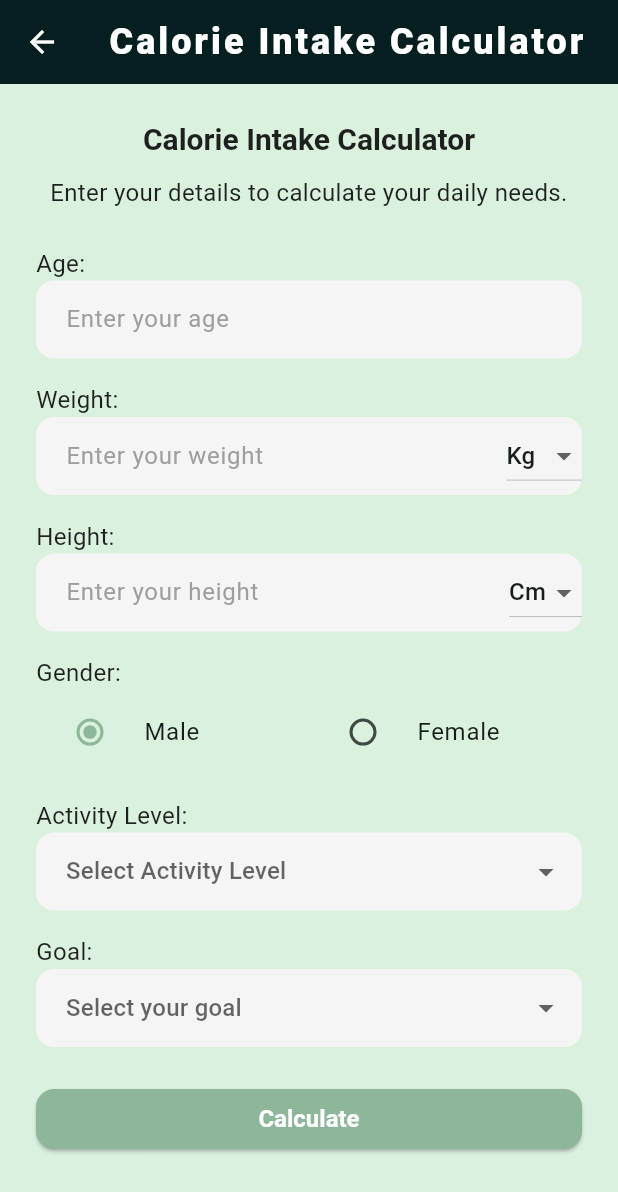
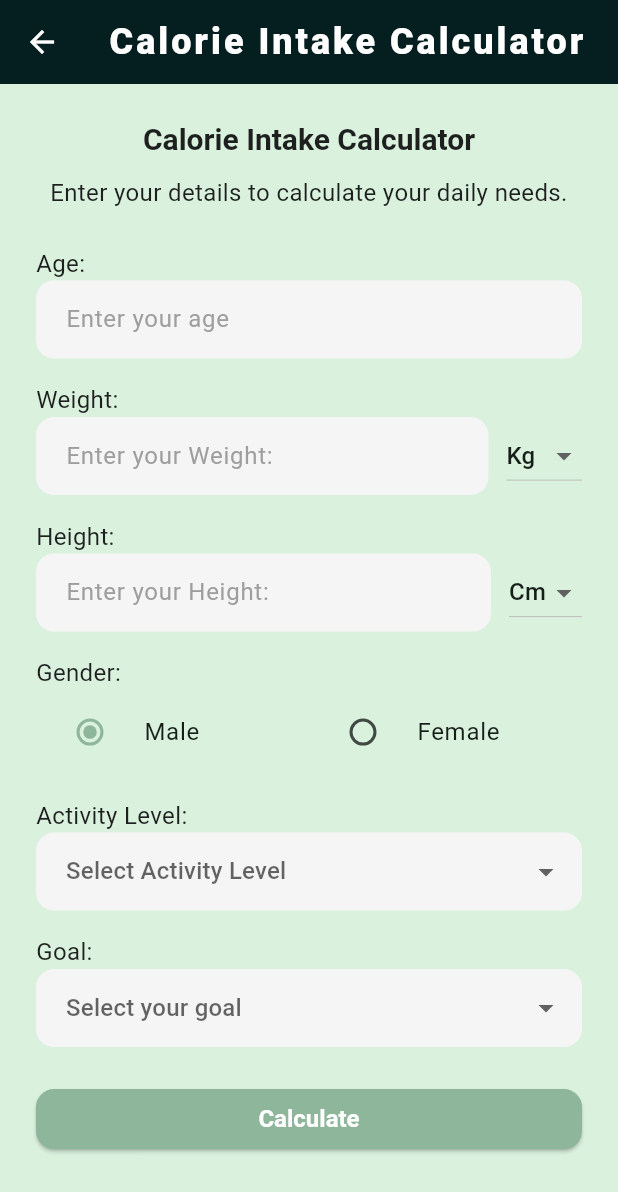
Before and after one commit to DJXROSSS/Fitness-App, a Flutter app: the screen it shows once a user with an empty profile is signed in, item 2 of the bottom bar chosen, after a tap on "Calorie Intake Calculator", on a phone screen of 412 x 824 dp. Shown: the top 1192 px of the screen. Run offline on Flutter 3.47's test engine with Material 3 defaults, Android fonts, the phone set to English and light mode, and no system bars; our stand-ins replace cloud_firestore, firebase_auth, firebase_core, flutter_svg, get, google_sign_in; accounts and stored records are empty; Roboto replaces fonts that are missing (Segoe UI); statements that could not run were skipped.

Commit message:
Intake Updated

```diff
--- a/lib/main.dart
+++ b/lib/main.dart
@@ -304,6 +304,7 @@ class _HomeScreenState extends State<HomeScreen> {
       //   //   fit: BoxFit.cover,
       //   // ),
       // ),
+
       child: Scaffold(
         backgroundColor: Colors.transparent,
         appBar: AppBar(
--- a/lib/pages/intake_page.dart
+++ b/lib/pages/intake_page.dart
@@ -2,49 +2,113 @@ import 'package:flutter/material.dart';
 import 'package:flutter/services.dart';
 import '../services/app_theme.dart';
 
-class DietPage extends StatelessWidget {
+void main() {
+  runApp(MyApp());
+}
+
+class MyApp extends StatelessWidget {
   @override
   Widget build(BuildContext context) {
-    return Scaffold(
-      appBar: AppBar(
-        title: Text('Choose Calculator'),
+    return MaterialApp(
+      debugShowCheckedModeBanner: false,
+      title: 'Intake Calculator',
+      theme: AppTheme.theme,
+      home: DietPage(),
+    );
+  }
+}
+
+class DietPage extends StatelessWidget {
+  const DietPage({super.key});
+
+  Widget customCardButton({
+    required IconData icon,
+    required String title,
+    required String subtitle,
+    required VoidCallback onTap,
+  }) {
+    return Padding(
+      padding: const EdgeInsets.symmetric(horizontal: 16, vertical: 8),
+      child: Material(
+        color: Colors.white,
+        borderRadius: BorderRadius.circular(16),
+        elevation: 2,
+        child: InkWell(
+          borderRadius: BorderRadius.circular(16),
+          onTap: onTap,
+          child: Container(
+            padding: EdgeInsets.all(16),
+            child: Row(
+              children: [
+                CircleAvatar(
+                  backgroundColor: Colors.brown.shade100,
+                  child: Icon(icon, color: Colors.brown),
                 ),
-      body: Stack(
+                SizedBox(width: 16),
+                Expanded(
+                  child: Column(
+                    crossAxisAlignment: CrossAxisAlignment.start,
                     children: [
-          Opacity(
-            opacity: 0.6,
-            child: Container(
-              decoration: BoxDecoration(
-                image: DecorationImage(
-                  image: AssetImage('assets/intake_images/fitness-man.jpg'),
-                  fit: BoxFit.cover,
+                      Text(
+                        title,
+                        style: TextStyle(
+                          fontWeight: FontWeight.bold,
+                          color: Colors.brown.shade800,
+                          fontSize: 16,
+                        ),
+                      ),
+                      SizedBox(height: 4),
+                      Text(
+                        subtitle,
+                        style: TextStyle(
+                          fontSize: 13,
+                          color: Colors.brown.shade400,
+                        ),
+                      ),
+                    ],
+                  ),
+                ),
+                Icon(Icons.arrow_forward_ios, color: Colors.brown.shade300, size: 18),
+              ],
             ),
           ),
         ),
       ),
-          Positioned.fill(
-            child: Column(
+    );
+  }
+
+  @override
+  Widget build(BuildContext context) {
+    return Scaffold(
+      appBar: AppBar(title: Text('Choose Calculator')),
+      body: ListView(
+        padding: EdgeInsets.symmetric(vertical: 24),
         children: [
-                Spacer(flex: 6),
-                ElevatedButton.icon(
-                  onPressed: () => Navigator.push(
+          customCardButton(
+            icon: Icons.local_fire_department,
+            title: 'Calorie Intake Calculator',
+            subtitle: 'Calculate your daily calorie needs.',
+            onTap: () => Navigator.push(
               context,
               MaterialPageRoute(builder: (_) => IntakeCalculatorScreen(isProtein: false)),
             ),
-                  icon: Icon(Icons.local_fire_department),
-                  label: Text('Calorie Intake Calculator'),
           ),
-                SizedBox(height: 20),
-                ElevatedButton.icon(
-                  onPressed: () => Navigator.push(
+          customCardButton(
+            icon: Icons.restaurant_rounded,
+            title: 'Protein Intake Calculator',
+            subtitle: 'Estimate your daily protein intake.',
+            onTap: () => Navigator.push(
               context,
               MaterialPageRoute(builder: (_) => IntakeCalculatorScreen(isProtein: true)),
             ),
-                  icon: Icon(Icons.restaurant_rounded),
-                  label: Text('Protein Intake Calculator'),
           ),
-                Spacer(flex: 4),
-              ],
+          customCardButton(
+            icon: Icons.fastfood_rounded,
+            title: 'Meal Calculator',
+            subtitle: 'Check estimated calories in your meal.',
+            onTap: () => Navigator.push(
+              context,
+              MaterialPageRoute(builder: (_) => MealCalculatorScreen()),
             ),
           ),
         ],
@@ -125,13 +189,55 @@ class _IntakeCalculatorScreenState extends State<IntakeCalculatorScreen> {
     );
   }
 
+  Widget buildTextField(String label, TextEditingController controller, String hint, String suffix) {
+    return Column(
+      crossAxisAlignment: CrossAxisAlignment.start,
+      children: [
+        Text(label),
+        TextField(
+          controller: controller,
+          decoration: InputDecoration(hintText: hint, suffixText: suffix),
+          keyboardType: TextInputType.number,
+          inputFormatters: [FilteringTextInputFormatter.digitsOnly],
+        ),
+      ],
+    );
+  }
+
+  Widget buildUnitField(String label, TextEditingController controller, String unit, List<String> options, ValueChanged<String> onChanged) {
+    return Column(
+      crossAxisAlignment: CrossAxisAlignment.start,
+      children: [
+        Text(label),
+        Row(
+          children: [
+            Expanded(
+              child: TextField(
+                controller: controller,
+                decoration: InputDecoration(hintText: 'Enter your $label'),
+                keyboardType: TextInputType.number,
+                inputFormatters: [FilteringTextInputFormatter.digitsOnly],
+              ),
+            ),
+            SizedBox(width: 12),
+            DropdownButton<String>(
+              value: unit,
+              onChanged: (String? val) {
+                if (val != null) onChanged(val);
+              },
+              items: options.map((u) => DropdownMenuItem(value: u, child: Text(u))).toList(),
+            ),
+          ],
+        ),
+      ],
+    );
+  }
+
   @override
   Widget build(BuildContext context) {
     final title = widget.isProtein ? "Protein Intake Calculator" : "Calorie Intake Calculator";
     return Scaffold(
-      appBar: AppBar(
-        title: Text(title),
-      ),
+      appBar: AppBar(title: Text(title)),
       body: Padding(
         padding: const EdgeInsets.all(24.0),
         child: ListView(
@@ -140,71 +246,20 @@ class _IntakeCalculatorScreenState extends State<IntakeCalculatorScreen> {
             SizedBox(height: 12),
             Text('Enter your details to calculate your daily needs.', textAlign: TextAlign.center),
             SizedBox(height: 24),
-
-            Text('Age:'),
-            TextField(
-              controller: ageController,
-              decoration: InputDecoration(hintText: 'Enter your age', suffixText: 'Years'),
-              keyboardType: TextInputType.number,
-              inputFormatters: [FilteringTextInputFormatter.digitsOnly],
-            ),
+            buildTextField('Age:', ageController, 'Enter your age', 'Years'),
             SizedBox(height: 16),
-
-            Text('Weight:'),
-            TextField(
-              controller: weightController,
-              decoration: InputDecoration(
-                hintText: 'Enter your weight',
-                suffixIcon: DropdownButton<String>(
-                  value: weightUnit,
-                  onChanged: (val) => setState(() => weightUnit = val!),
-                  items: ['Kg', 'Lbs'].map((u) => DropdownMenuItem(value: u, child: Text(u))).toList(),
-                ),
-              ),
-              keyboardType: TextInputType.number,
-              inputFormatters: [FilteringTextInputFormatter.digitsOnly],
-            ),
+            buildUnitField('Weight:', weightController, weightUnit, ['Kg', 'Lbs'], (val) => setState(() => weightUnit = val)),
             SizedBox(height: 16),
-
-            Text('Height:'),
-            TextField(
-              controller: heightController,
-              decoration: InputDecoration(
-                hintText: 'Enter your height',
-                suffixIcon: DropdownButton<String>(
-                  value: heightUnit,
-                  onChanged: (val) => setState(() => heightUnit = val!),
-                  items: ['Cm', 'Ft'].map((u) => DropdownMenuItem(value: u, child: Text(u))).toList(),
-                ),
-              ),
-              keyboardType: TextInputType.number,
-              inputFormatters: [FilteringTextInputFormatter.digitsOnly],
-            ),
+            buildUnitField('Height:', heightController, heightUnit, ['Cm', 'Ft'], (val) => setState(() => heightUnit = val)),
             SizedBox(height: 16),
-
             Text('Gender:'),
             Row(
               children: [
-                Expanded(
-                  child: RadioListTile(
-                    title: Text('Male'),
-                    value: 'Male',
-                    groupValue: gender,
-                    onChanged: (val) => setState(() => gender = val!),
-                  ),
-                ),
-                Expanded(
-                  child: RadioListTile(
-                    title: Text('Female'),
-                    value: 'Female',
-                    groupValue: gender,
-                    onChanged: (val) => setState(() => gender = val!),
-                  ),
-                ),
+                Expanded(child: RadioListTile(title: Text('Male'), value: 'Male', groupValue: gender, onChanged: (val) => setState(() => gender = val!))),
+                Expanded(child: RadioListTile(title: Text('Female'), value: 'Female', groupValue: gender, onChanged: (val) => setState(() => gender = val!))),
               ],
             ),
             SizedBox(height: 16),
-
             Text('Activity Level:'),
             DropdownButtonFormField<String>(
               value: activityLevel.isEmpty ? null : activityLevel,
@@ -213,7 +268,6 @@ class _IntakeCalculatorScreenState extends State<IntakeCalculatorScreen> {
               items: ['Low', 'Moderate', 'High'].map((v) => DropdownMenuItem(value: v, child: Text(v))).toList(),
             ),
             SizedBox(height: 16),
-
             Text('Goal:'),
             DropdownButtonFormField<String>(
               value: goal.isEmpty ? null : goal,
@@ -222,7 +276,6 @@ class _IntakeCalculatorScreenState extends State<IntakeCalculatorScreen> {
               items: ['Lose Weight', 'Maintain Weight', 'Gain Muscle'].map((v) => DropdownMenuItem(value: v, child: Text(v))).toList(),
             ),
             SizedBox(height: 24),
-
             ElevatedButton(
               onPressed: calculateResult,
               child: Text("Calculate"),
@@ -233,3 +286,101 @@ class _IntakeCalculatorScreenState extends State<IntakeCalculatorScreen> {
     );
   }
 }
+
+class MealCalculatorScreen extends StatefulWidget {
+  @override
+  _MealCalculatorScreenState createState() => _MealCalculatorScreenState();
+}
+
+class _MealCalculatorScreenState extends State<MealCalculatorScreen> {
+  final TextEditingController quantityController = TextEditingController();
+  final TextEditingController foodController = TextEditingController();
+
+  final Map<String, double> foodCaloriesPer100g = {
+    'rice': 130,
+    'chapati': 104,
+    'egg': 155,
+    'milk': 42,
+    'chicken': 165,
+    'banana': 89,
+    'apple': 52,
+    'paneer': 265,
+    'dal': 116,
+    'potato': 77,
+  };
+
+  void calculateCalories() {
+    String food = foodController.text.trim().toLowerCase();
+    double quantity = double.tryParse(quantityController.text.trim()) ?? 0;
+
+    if (!foodCaloriesPer100g.containsKey(food)) {
+      ScaffoldMessenger.of(context).showSnackBar(
+        SnackBar(content: Text('Food not found in database. Try rice, dal, egg...')),
+      );
+      return;
+    }
+
+    double calPer100g = foodCaloriesPer100g[food]!;
+    double estimatedCalories = (calPer100g / 100) * quantity;
+
+    showDialog(
+      context: context,
+      builder: (context) => AlertDialog(
+        title: Text("Estimated Calories"),
+        content: Text("$quantity g of $food ≈ ${estimatedCalories.toStringAsFixed(1)} kcal"),
+        actions: [
+          TextButton(onPressed: () => Navigator.pop(context), child: Text("OK"))
+        ],
+      ),
+    );
+  }
+
+  @override
+  Widget build(BuildContext context) {
+    return Scaffold(
+      appBar: AppBar(title: Text("Meal Calculator")),
+      body: Padding(
+        padding: const EdgeInsets.all(24.0),
+        child: ListView(
+          children: [
+            Text("Enter Food Details", style: TextStyle(fontSize: 20, fontWeight: FontWeight.bold)),
+            SizedBox(height: 24),
+            DropdownButtonFormField<String>(
+              value: foodController.text.isEmpty ? null : foodController.text,
+              items: foodCaloriesPer100g.keys.map((food) {
+                return DropdownMenuItem(
+                  value: food,
+                  child: Text(food[0].toUpperCase() + food.substring(1)),
+                );
+              }).toList(),
+              onChanged: (val) {
+                setState(() {
+                  foodController.text = val!;
+                });
+              },
+              decoration: InputDecoration(
+                labelText: 'Select Food Item',
+                border: OutlineInputBorder(),
+              ),
+            ),
+            SizedBox(height: 16),
+            TextField(
+              controller: quantityController,
+              decoration: InputDecoration(
+                labelText: 'Quantity in grams',
+                border: OutlineInputBorder(),
+              ),
+              keyboardType: TextInputType.number,
+            ),
+            SizedBox(height: 24),
+            ElevatedButton.icon(
+              onPressed: calculateCalories,
+              icon: Icon(Icons.calculate),
+              label: Text('Estimate Calories'),
+            ),
+          ],
+        ),
+      ),
+    );
+  }
+}
--- a/pubspec.yaml
+++ b/pubspec.yaml
@@ -42,7 +42,7 @@ dependencies:
   firebase_storage: ^11.6.8
   image_picker: ^1.1.0
   get: ^4.6.6
-
+  flutter_screenutil: ^5.8.4
 dev_dependencies:
   flutter_test:
     sdk: flutter
```
Also changed, not shown: pubspec.lock. Lines whose indentation alone changed are shown as unchanged.
